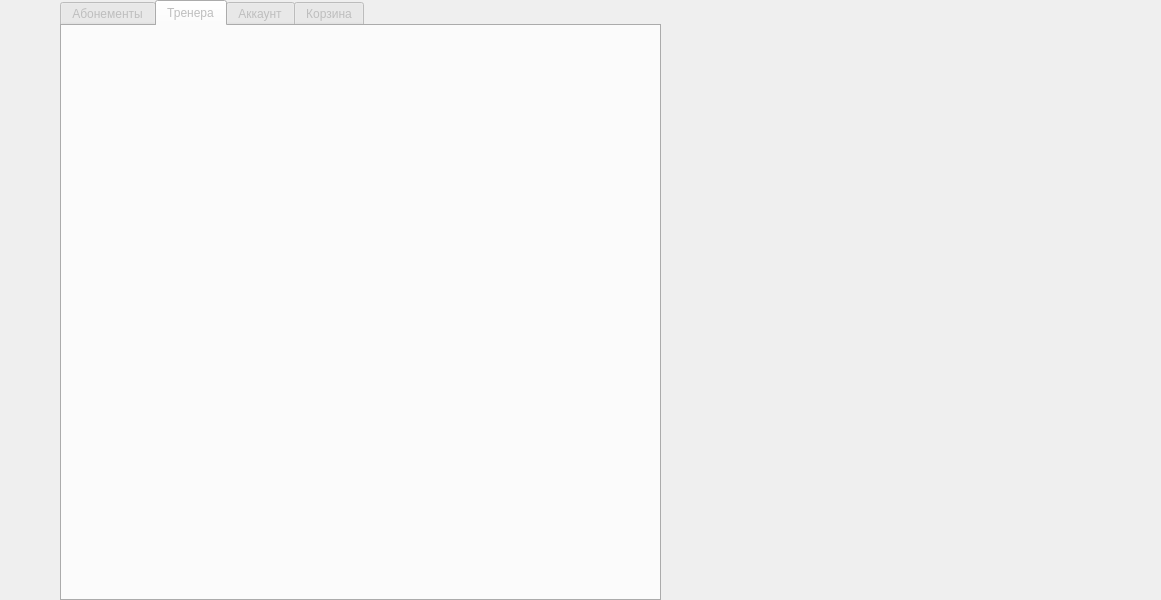
First picture: the form in FINTESS_CENTRE/mainwindow.ui, repository bartem1us/Fitness_Centre, before the edit.
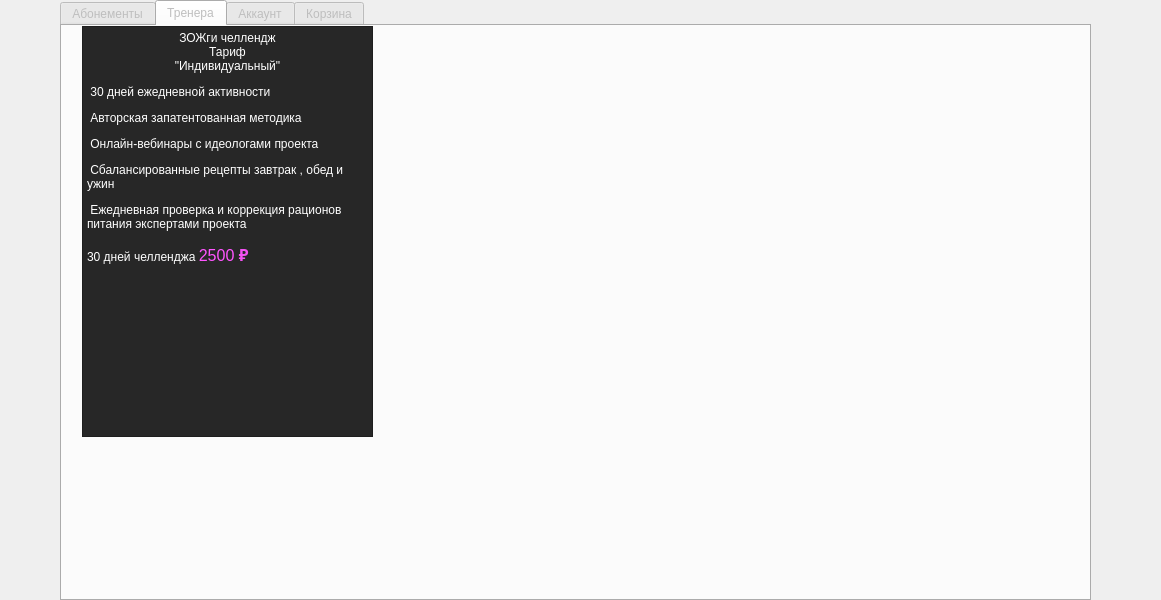
Second picture: the form after the edit. The open tabs and pages were chosen to show the change. Icons and pictures are not drawn.

The edit to the form file:
```diff
--- a/FINTESS_CENTRE/mainwindow.ui
+++ b/FINTESS_CENTRE/mainwindow.ui
@@ -25,7 +25,7 @@
      <rect>
       <x>60</x>
       <y>0</y>
-      <width>601</width>
+      <width>1031</width>
       <height>601</height>
      </rect>
     </property>
@@ -256,9 +256,65 @@
      <zorder>pushButton</zorder>
     </widget>
     <widget class="QWidget" name="tab_2">
+     <property name="enabled">
+      <bool>false</bool>
+     </property>
      <attribute name="title">
       <string>Тренера</string>
      </attribute>
+     <widget class="QTextEdit" name="textEdit_5">
+      <property name="geometry">
+       <rect>
+        <x>20</x>
+        <y>0</y>
+        <width>291</width>
+        <height>411</height>
+       </rect>
+      </property>
+      <property name="sizePolicy">
+       <sizepolicy hsizetype="Preferred" vsizetype="Preferred">
+        <horstretch>0</horstretch>
+        <verstretch>0</verstretch>
+       </sizepolicy>
+      </property>
+      <property name="minimumSize">
+       <size>
+        <width>291</width>
+        <height>411</height>
+       </size>
+      </property>
+      <property name="maximumSize">
+       <size>
+        <width>291</width>
+        <height>411</height>
+       </size>
+      </property>
+      <property name="styleSheet">
+       <string notr="true">QTextEdit {
+    color: white;
+    background-color: rgb(39, 39, 39);
+}</string>
+      </property>
+      <property name="html">
+       <string>&lt;!DOCTYPE HTML PUBLIC &quot;-//W3C//DTD HTML 4.0//EN&quot; &quot;http://www.w3.org/TR/REC-html40/strict.dtd&quot;&gt;
+&lt;html&gt;&lt;head&gt;&lt;meta name=&quot;qrichtext&quot; content=&quot;1&quot; /&gt;&lt;meta charset=&quot;utf-8&quot; /&gt;&lt;style type=&quot;text/css&quot;&gt;
+p, li { white-space: pre-wrap; }
+hr { height: 1px; border-width: 0; }
+li.unchecked::marker { content: &quot;\2610&quot;; }
+li.checked::marker { content: &quot;\2612&quot;; }
+&lt;/style&gt;&lt;/head&gt;&lt;body style=&quot; font-family:'Segoe UI'; font-size:9pt; font-weight:400; font-style:normal;&quot;&gt;
+&lt;p align=&quot;center&quot; style=&quot; margin-top:0px; margin-bottom:0px; margin-left:0px; margin-right:0px; -qt-block-indent:0; text-indent:0px;&quot;&gt;ЗОЖги челлендж&lt;/p&gt;
+&lt;p align=&quot;center&quot; style=&quot; margin-top:0px; margin-bottom:0px; margin-left:0px; margin-right:0px; -qt-block-indent:0; text-indent:0px;&quot;&gt;Тариф&lt;/p&gt;
+&lt;p align=&quot;center&quot; style=&quot; margin-top:0px; margin-bottom:0px; margin-left:0px; margin-right:0px; -qt-block-indent:0; text-indent:0px;&quot;&gt;&amp;quot;Индивидуальный&amp;quot;&lt;/p&gt;
+&lt;p style=&quot; margin-top:12px; margin-bottom:12px; margin-left:0px; margin-right:0px; -qt-block-indent:0; text-indent:0px;&quot;&gt;&lt;img src=&quot;:/icons/icons/abonement-check-mark.svg&quot; /&gt; 30 дней ежедневной активности&lt;/p&gt;
+&lt;p style=&quot; margin-top:12px; margin-bottom:12px; margin-left:0px; margin-right:0px; -qt-block-indent:0; text-indent:0px;&quot;&gt;&lt;img src=&quot;:/icons/icons/abonement-check-mark.svg&quot; /&gt; Авторская запатентованная методика&lt;/p&gt;
+&lt;p style=&quot; margin-top:12px; margin-bottom:12px; margin-left:0px; margin-right:0px; -qt-block-indent:0; text-indent:0px;&quot;&gt;&lt;img src=&quot;:/icons/icons/abonement-check-mark.svg&quot; /&gt; Онлайн-вебинары с идеологами проекта&lt;/p&gt;
+&lt;p style=&quot; margin-top:12px; margin-bottom:12px; margin-left:0px; margin-right:0px; -qt-block-indent:0; text-indent:0px;&quot;&gt;&lt;img src=&quot;:/icons/icons/abonement-check-mark.svg&quot; /&gt; Сбалансированные рецепты завтрак , обед и ужин&lt;/p&gt;
+&lt;p style=&quot; margin-top:12px; margin-bottom:12px; margin-left:0px; margin-right:0px; -qt-block-indent:0; text-indent:0px;&quot;&gt;&lt;img src=&quot;:/icons/icons/abonement-check-mark.svg&quot; /&gt; Ежедневная проверка и коррекция рационов питания экспертами проекта&lt;/p&gt;
+&lt;p style=&quot; margin-top:12px; margin-bottom:12px; margin-left:0px; margin-right:0px; -qt-block-indent:0; text-indent:0px;&quot;&gt;30 дней челленджа&lt;span style=&quot; color:#ff55ff;&quot;&gt; &lt;/span&gt;&lt;span style=&quot; font-size:12pt; color:#ff55ff;&quot;&gt;2500 &lt;/span&gt;&lt;span style=&quot; font-family:'Google Sans','arial','sans-serif'; font-size:12pt; font-weight:500; color:#f451f4;&quot;&gt;₽&lt;/span&gt;&lt;/p&gt;
+&lt;p align=&quot;justify&quot; style=&quot;-qt-paragraph-type:empty; margin-top:0px; margin-bottom:0px; margin-left:0px; margin-right:0px; -qt-block-indent:0; text-indent:0px;&quot;&gt;&lt;br /&gt;&lt;/p&gt;&lt;/body&gt;&lt;/html&gt;</string>
+      </property>
+     </widget>
     </widget>
     <widget class="QWidget" name="tab_3">
      <attribute name="title">
```
Left out of the diff: 56 changed lines with no effect on the pictures.
